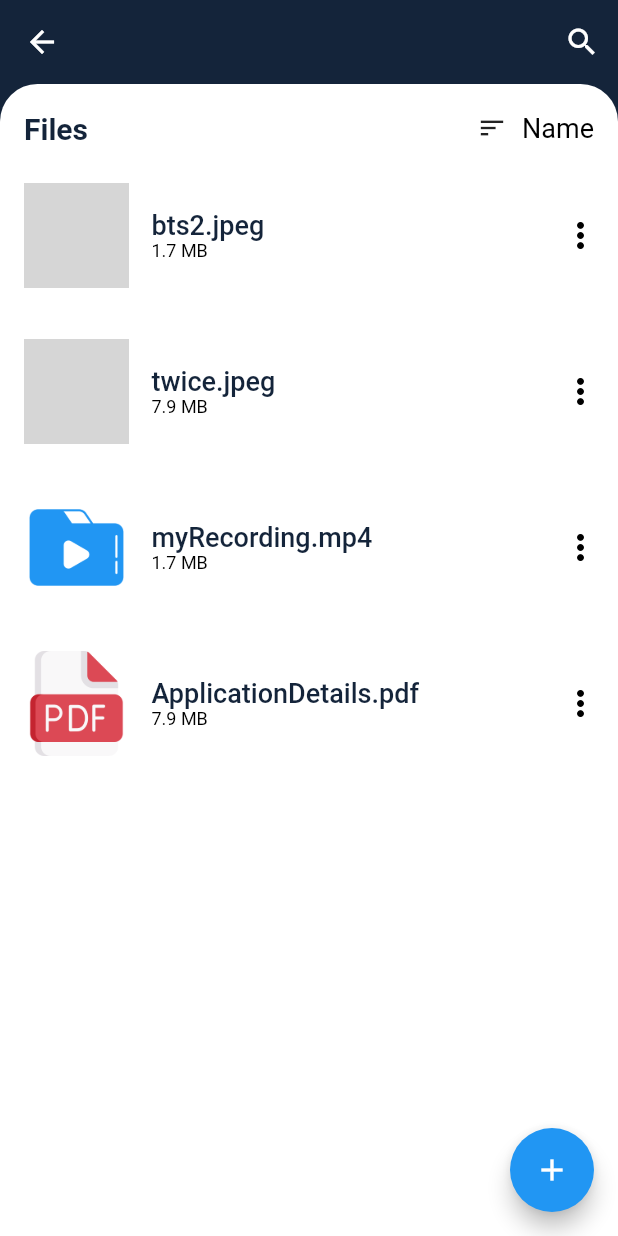
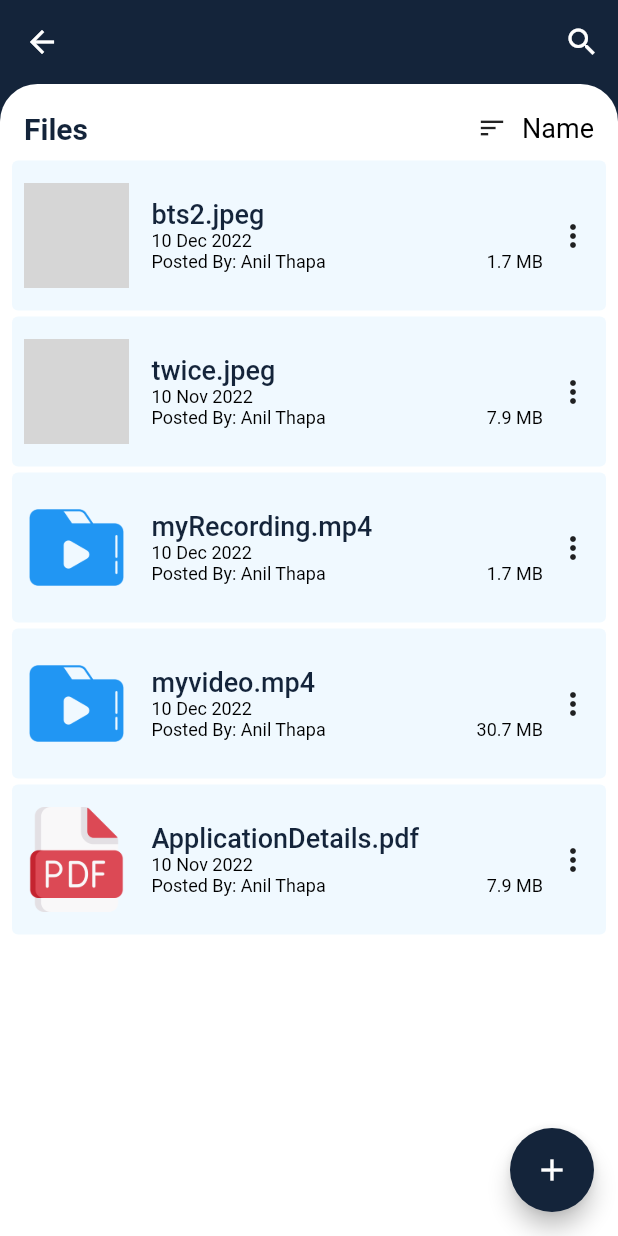
Before and after one commit to GameOnAnil/noteSharingProject, a Flutter app: the FilePage screen opened directly with empty values, after a tap on the "add" icon, on a phone screen of 412 x 824 dp. Run offline on Flutter 3.47's test engine with Material 2 defaults, Android fonts, the phone set to English and light mode, and no system bars; our stand-ins replace cloud_firestore, dio, firebase_core, firebase_storage, flutter_riverpod, open_file and 1 more; accounts and stored records are empty; network calls fail; grey boxes are pictures that could not be loaded.

Commit message:
options menu added to file tile

```diff
--- a/lib/main.dart
+++ b/lib/main.dart
@@ -3,6 +3,7 @@ import 'package:flutter/material.dart';
 import 'package:flutter_riverpod/flutter_riverpod.dart';
 import 'package:note_sharing_project/firebase_options.dart';
 import 'package:note_sharing_project/ui/screens/home_page.dart';
+import 'package:note_sharing_project/utils/my_colors.dart';
 
 void main() async {
   WidgetsFlutterBinding.ensureInitialized();
@@ -21,9 +22,7 @@ class MyApp extends StatelessWidget {
       child: MaterialApp(
         debugShowCheckedModeBanner: false,
         title: 'Flutter Demo',
-        theme: ThemeData(
-          primarySwatch: Colors.blue,
-        ),
+        theme: ThemeData(primaryColor: darkBlueBackground),
         home: const HomePage(),
       ),
     );
--- a/lib/models/files_model.dart
+++ b/lib/models/files_model.dart
@@ -80,6 +80,16 @@ List<FileModel> dummyFileList = [
         "https://firebasestorage.googleapis.com/v0/b/notesharingapp-1ef6f.appspot.com/o/docs%2FmyRecording.mp4?alt=media&token=d2ded35d-9faf-42bd-b3bc-9f8b8613395e",
   ),
   FileModel(
+    fileType: "video/mp4",
+    filePath: "docs/myvideo.mp4",
+    name: "myvideo.mp4",
+    date: "10 Dec 2022",
+    time: "1:30 PM",
+    size: "30.7 MB",
+    url:
+        "https://firebasestorage.googleapis.com/v0/b/notesharingapp-1ef6f.appspot.com/o/docs%2Fmyvideo.mp4?alt=media&token=bd5ec262-1255-43b9-86bc-ea668e886398",
+  ),
+  FileModel(
     fileType: "application/pdf",
     filePath: "docs/ApplicationDetails.pdf",
     name: "ApplicationDetails.pdf",
--- a/lib/ui/screens/file_page.dart
+++ b/lib/ui/screens/file_page.dart
@@ -19,11 +19,11 @@ class FilePage extends StatelessWidget {
   @override
   Widget build(BuildContext context) {
     return Scaffold(
-      backgroundColor: blueTextColor,
+      backgroundColor: darkBlueBackground,
       appBar: AppBar(
         backgroundColor: Colors.transparent,
         foregroundColor: Colors.white,
-        title: Text("$semester $program"),
+        title: Center(child: Text("$semester $program")),
         elevation: 0,
         actions: [
           IconButton(
@@ -36,6 +36,7 @@ class FilePage extends StatelessWidget {
         onPressed: () {
           FirebaseService().insertData("$program-$semester-$name");
         },
+        backgroundColor: Theme.of(context).primaryColor,
         child: const Icon(Icons.add),
       ),
       body: Column(
@@ -98,7 +99,7 @@ class FilePage extends StatelessWidget {
           Text(
             "Files",
             style: TextStyle(
-              color: blueTextColor,
+              color: darkBlueBackground,
               fontWeight: FontWeight.w700,
               fontSize: 20,
             ),
--- a/lib/ui/screens/home_page.dart
+++ b/lib/ui/screens/home_page.dart
@@ -19,7 +19,7 @@ class _HomePageState extends State<HomePage> {
   @override
   Widget build(BuildContext context) {
     return Scaffold(
-      backgroundColor: blueTextColor,
+      backgroundColor: darkBlueBackground,
       appBar: AppBar(
         elevation: 0,
         backgroundColor: Colors.transparent,
@@ -44,6 +44,7 @@ class _HomePageState extends State<HomePage> {
         ],
       ),
       bottomNavigationBar: BottomNavigationBar(
+        selectedItemColor: darkBlueBackground,
         items: const [
           BottomNavigationBarItem(
             icon: Icon(Icons.home),
@@ -212,7 +213,7 @@ class _HomePageState extends State<HomePage> {
           final subList = ref.watch(subNotifierProvider).subList;
           if (subList.isEmpty) {
             return const Center(
-              child: Text("Subject Not Found..."),
+              child: Text("Please Enter Subject..."),
             );
           } else {
             return GridView.builder(
--- a/lib/ui/widgets/horizontal_file_tile.dart
+++ b/lib/ui/widgets/horizontal_file_tile.dart
@@ -71,12 +71,13 @@ class HorizontalFileTile extends StatelessWidget {
           width: double.infinity,
           height: 100,
           decoration: BoxDecoration(
-              color: Colors.white,
-              //  border: Border.all(color: Colors.black.withOpacity(.3)),
+              color: lightBlueBackground,
               borderRadius: BorderRadius.circular(4)),
           child: Padding(
             padding: const EdgeInsets.all(8.0),
             child: Row(
+              crossAxisAlignment: CrossAxisAlignment.center,
+              mainAxisAlignment: MainAxisAlignment.center,
               children: [
                 getLogo(item.fileType, item.url),
                 const SizedBox(
@@ -90,26 +91,72 @@ class HorizontalFileTile extends StatelessWidget {
                       Text(
                         item.name,
                         style: const TextStyle(
-                          color: blueTextColor,
+                          color: darkBlueBackground,
                           fontWeight: FontWeight.w500,
                           fontSize: 18,
                         ),
                       ),
                       Text(
-                        item.size,
+                        item.date,
                         style: const TextStyle(
                           color: Colors.black,
                           fontWeight: FontWeight.w400,
                           fontSize: 12,
                         ),
                       ),
+                      Row(
+                        mainAxisAlignment: MainAxisAlignment.spaceBetween,
+                        children: [
+                          const Text(
+                            "Posted By: Anil Thapa",
+                            style: TextStyle(
+                              color: Colors.black,
+                              fontWeight: FontWeight.w400,
+                              fontSize: 12,
+                            ),
+                          ),
+                          Text(
+                            item.size,
+                            style: const TextStyle(
+                              color: Colors.black,
+                              fontWeight: FontWeight.w400,
+                              fontSize: 12,
+                            ),
+                          ),
+                        ],
+                      ),
                     ],
                   ),
                 ),
-                Image.asset(
-                  "assets/images/menu.png",
-                  width: 18,
-                  height: 18,
+                Padding(
+                  padding: const EdgeInsets.only(right: 4.0),
+                  child: SizedBox(
+                    width: 30,
+                    height: double.infinity,
+                    child: PopupMenuButton(
+                      onSelected: (value) {},
+                      itemBuilder: (context) => [
+                        const PopupMenuItem(
+                          child: ListTile(
+                            leading: Icon(
+                              Icons.report,
+                              color: Colors.red,
+                            ),
+                            title: Text("Report"),
+                          ),
+                        ),
+                        const PopupMenuItem(
+                          child: ListTile(
+                            leading: Icon(
+                              Icons.download,
+                              color: Color.fromARGB(255, 37, 68, 38),
+                            ),
+                            title: Text("Download"),
+                          ),
+                        ),
+                      ],
+                    ),
+                  ),
                 ),
               ],
             ),
--- a/lib/utils/my_colors.dart
+++ b/lib/utils/my_colors.dart
@@ -1,5 +1,6 @@
 import 'package:flutter/material.dart';
 
 const cream = Color.fromARGB(255, 254, 232, 243);
-const blueTextColor = Color.fromARGB(255, 20, 36, 58);
+//const blueTextColor = Color.fromARGB(255, 20, 36, 58);
+const darkBlueBackground = Color.fromARGB(255, 20, 36, 58);
 const lightBlueBackground = Color.fromARGB(255, 240, 249, 255);
```
